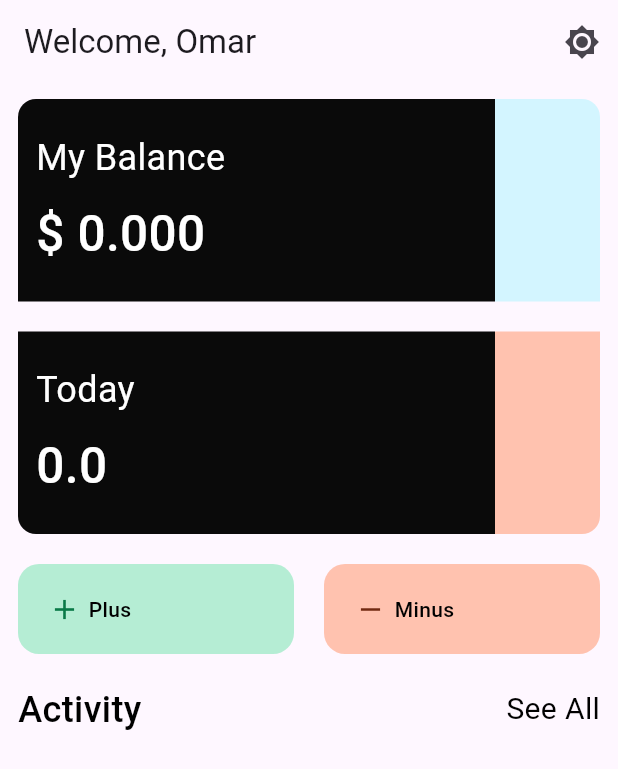
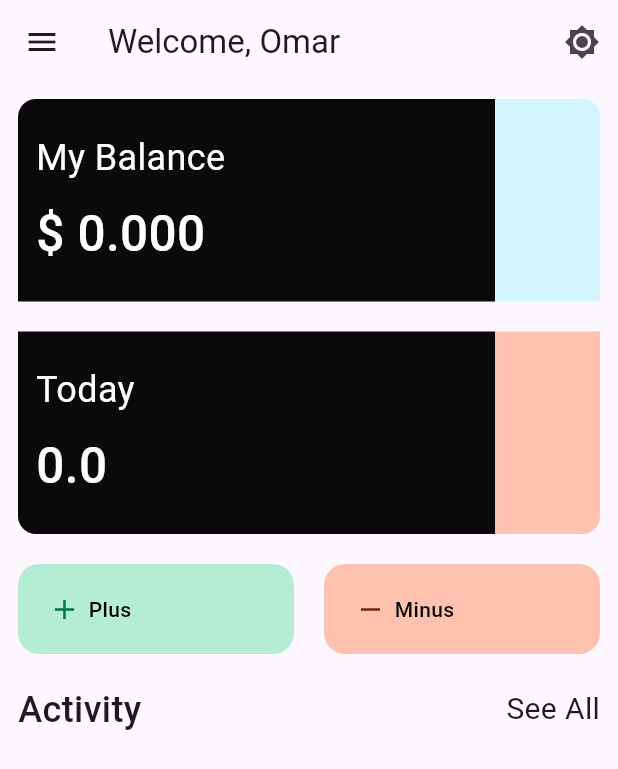
Before and after one commit to Omar-Ashraf-69/finance_app, a Flutter app: the screen it shows after launch, after a tap on "Skip", on a phone screen of 412 x 824 dp. Shown: the top 769 px of the screen. Run offline on Flutter 3.47's test engine with Material 3 defaults, Android fonts, the light colour scheme and no system bars; our stand-ins replace bloc, flutter_bloc, flutter_svg, hive, hive_flutter, shared_preferences and 1 more; accounts and stored records are empty.

Commit message:
added the dark mode and the drawer and fixed the bug with the see all screen and the activity part

```diff
--- a/lib/cons.dart
+++ b/lib/cons.dart
@@ -1 +1,2 @@
 const kFinanceBox = 'FinanceBox';
+const darkModeBox = 'darkModeTutorial';
--- a/lib/cubits/fetching_data/fetching_data_cubit_cubit.dart
+++ b/lib/cubits/fetching_data/fetching_data_cubit_cubit.dart
@@ -11,6 +11,8 @@ class FetchingDataCubit extends Cubit<FetchingDataState> {
   FetchingDataCubit() : super(FetchingDataCubitInitial());
   List<FinanceModel> financeList = [];
   List<FinanceModel> todayFinanceList = [];
+  List<FinanceModel> dateFinanceList = [];
+
   double totalBalance = 0;
   double todayBalance = 0;
   DateTime selectedDate = DateTime.now();
@@ -28,7 +30,7 @@ class FetchingDataCubit extends Cubit<FetchingDataState> {
           .toList();
       financeList = financeList.reversed.toList();
       todayFinanceList = todayFinanceList.reversed.toList();
-
+      fetchingDateData(selectedDate);
       totalBalance = 0;
       todayBalance = 0;
       for (var ele in financeList) {
@@ -49,7 +51,7 @@ class FetchingDataCubit extends Cubit<FetchingDataState> {
     emit(FetchingDataCubitLoading());
 
     try {
-      todayFinanceList = Hive.box<FinanceModel>(kFinanceBox)
+      dateFinanceList = Hive.box<FinanceModel>(kFinanceBox)
           .values
           .toList()
           .where((element) =>
@@ -62,4 +64,5 @@ class FetchingDataCubit extends Cubit<FetchingDataState> {
       emit(FetchingDataCubitError(error: e.toString()));
     }
   }
+
 }
--- a/lib/main.dart
+++ b/lib/main.dart
@@ -13,6 +13,8 @@ void main() async {
   await Hive.initFlutter();
   Hive.registerAdapter(FinanceModelAdapter());
   await Hive.openBox<FinanceModel>(kFinanceBox);
+  await Hive.openBox(darkModeBox);
+
   Bloc.observer = SimpleBlocObserver();
 
   SystemChrome.setPreferredOrientations([DeviceOrientation.portraitUp])
@@ -27,14 +29,25 @@ class MyApp extends StatelessWidget {
   Widget build(BuildContext context) {
     return BlocProvider(
       create: (context) => FetchingDataCubit()..fetchingData(),
-      child: MaterialApp(
+      child: ValueListenableBuilder(
+          valueListenable: Hive.box(darkModeBox).listenable(),
+          builder: (context, box, child) {
+                    var darkMode = box.get('darkMode', defaultValue: false);
+
+            return MaterialApp(
               debugShowCheckedModeBanner: false,
+              themeMode: darkMode ? ThemeMode.dark : ThemeMode.light,
+          darkTheme: ThemeData.dark(
+            useMaterial3: true,
+          ),
               theme: ThemeData(
                 colorScheme: ColorScheme.fromSeed(seedColor: Colors.deepPurple),
                 useMaterial3: true,
               ),
+
               home: const SplashScreen(),
-      ),
+            );
+          },),
     );
   }
 }
--- a/lib/screens/adding_finance_screen.dart
+++ b/lib/screens/adding_finance_screen.dart
@@ -183,7 +183,10 @@ class _AddingFinanceScreenState extends State<AddingFinanceScreen> {
                                   BlocProvider.of<FetchingDataCubit>(context)
                                       .fetchingData();
                                   BlocProvider.of<FetchingDataCubit>(context)
-                                      .fetchingDateData(BlocProvider.of<FetchingDataCubit>(context).selectedDate);
+                                      .fetchingDateData(
+                                          BlocProvider.of<FetchingDataCubit>(
+                                                  context)
+                                              .selectedDate);
                                   Navigator.pop(context);
                                 }
                               },
--- a/lib/screens/home_screen.dart
+++ b/lib/screens/home_screen.dart
@@ -1,4 +1,7 @@
+import 'dart:io';
+
 import 'package:finanice_app/colors/colors.dart';
+import 'package:finanice_app/cons.dart';
 import 'package:finanice_app/cubits/fetching_data/fetching_data_cubit_cubit.dart';
 import 'package:finanice_app/cubits/fetching_data/fetching_data_cubit_state.dart';
 import 'package:finanice_app/screens/adding_finance_screen.dart';
@@ -6,8 +9,11 @@ import 'package:finanice_app/screens/see_all_screen.dart';
 import 'package:finanice_app/widgets/activity_widget.dart';
 import 'package:finanice_app/widgets/money_banner_widget.dart';
 import 'package:finanice_app/widgets/plus_minus_button_widget.dart';
+import 'package:flutter/cupertino.dart';
 import 'package:flutter/material.dart';
+import 'package:flutter/widgets.dart';
 import 'package:flutter_bloc/flutter_bloc.dart';
+import 'package:hive_flutter/hive_flutter.dart';
 import 'package:intl/intl.dart';
 
 class HomeScreen extends StatefulWidget {
@@ -23,6 +29,11 @@ class _HomeScreenState extends State<HomeScreen> {
     return BlocConsumer<FetchingDataCubit, FetchingDataState>(
       listener: (context, state) {},
       builder: (context, state) {
+        return ValueListenableBuilder(
+          valueListenable: Hive.box(darkModeBox).listenable(),
+          builder: (context, box, child) {
+            var darkMode = box.get('darkMode', defaultValue: false);
+
             return Scaffold(
               appBar: AppBar(
                 surfaceTintColor: Colors.white,
@@ -30,8 +41,12 @@ class _HomeScreenState extends State<HomeScreen> {
                 title: const Text("Welcome, Omar"),
                 actions: [
                   IconButton(
-                onPressed: () {},
-                icon: const Icon(
+                    onPressed: () {
+                      box.put('darkMode', !darkMode);
+                    },
+                    icon: darkMode
+                        ? const Icon(Icons.brightness_2)
+                        : const Icon(
                             Icons.brightness_7_sharp,
                           ),
                   ),
@@ -46,10 +61,10 @@ class _HomeScreenState extends State<HomeScreen> {
                       todayBalance: NumberFormat.compactCurrency(
                         symbol: '\$ ',
                         decimalDigits: 3,
-                  ).format(
-                      BlocProvider.of<FetchingDataCubit>(context).totalBalance),
-                  color:
-                      BlocProvider.of<FetchingDataCubit>(context).todayBalance >
+                      ).format(BlocProvider.of<FetchingDataCubit>(context)
+                          .totalBalance),
+                      color: BlocProvider.of<FetchingDataCubit>(context)
+                                  .todayBalance >
                               0
                           ? kSeconderyPurbleColor
                           : kSeconderyBlueColor,
@@ -65,8 +80,8 @@ class _HomeScreenState extends State<HomeScreen> {
                       todayBalance: BlocProvider.of<FetchingDataCubit>(context)
                           .todayBalance
                           .toString(),
-                  color:
-                      BlocProvider.of<FetchingDataCubit>(context).todayBalance >
+                      color: BlocProvider.of<FetchingDataCubit>(context)
+                                  .todayBalance >
                               0
                           ? kSeconderyGreenColor
                           : kSeconderyRedColor,
@@ -108,7 +123,8 @@ class _HomeScreenState extends State<HomeScreen> {
                               Navigator.push(
                                   context,
                                   MaterialPageRoute(
-                                builder: (context) => const AddingFinanceScreen(
+                                    builder: (context) =>
+                                        const AddingFinanceScreen(
                                       isPlus: false,
                                     ),
                                   ));
@@ -124,7 +140,6 @@ class _HomeScreenState extends State<HomeScreen> {
                           const Text(
                             "Activity",
                             style: TextStyle(
-                          color: Colors.black,
                               fontSize: 24,
                               fontWeight: FontWeight.w500,
                             ),
@@ -135,13 +150,13 @@ class _HomeScreenState extends State<HomeScreen> {
                                 Navigator.push(
                                     context,
                                     MaterialPageRoute(
-                                  builder: (context) => const SeeAllScreen(),
+                                      builder: (context) =>
+                                          const SeeAllScreen(),
                                     ));
                               },
                               child: const Text(
                                 "See All",
                                 style: TextStyle(
-                              color: Colors.black,
                                   fontSize: 20,
                                   fontWeight: FontWeight.w400,
                                 ),
@@ -152,29 +167,29 @@ class _HomeScreenState extends State<HomeScreen> {
                     Expanded(
                       child: ListView.builder(
                         itemCount: BlocProvider.of<FetchingDataCubit>(context)
-                        .todayFinanceList
+                            .dateFinanceList
                             .length,
                         itemBuilder: (context, index) => ActivityWidget(
                             title: BlocProvider.of<FetchingDataCubit>(context)
-                            .todayFinanceList[index]
+                                .dateFinanceList[index]
                                 .transactionDetails,
                             subTitle: DateFormat.yMMMEd().format(
                                 BlocProvider.of<FetchingDataCubit>(context)
-                                .todayFinanceList[index]
+                                    .dateFinanceList[index]
                                     .date),
                             color: BlocProvider.of<FetchingDataCubit>(context)
-                                    .todayFinanceList[index]
+                                        .dateFinanceList[index]
                                         .balance >
                                     0
                                 ? kSeconderyGreenColor
                                 : kSeconderyRedColor,
                             trail: BlocProvider.of<FetchingDataCubit>(context)
-                                    .todayFinanceList[index]
+                                        .dateFinanceList[index]
                                         .balance >
                                     0
-                            ? "+ ${BlocProvider.of<FetchingDataCubit>(context).todayFinanceList[index].balance.toString()}"
+                                ? "+ ${BlocProvider.of<FetchingDataCubit>(context).dateFinanceList[index].balance.toString()}"
                                 : BlocProvider.of<FetchingDataCubit>(context)
-                                .todayFinanceList[index]
+                                    .dateFinanceList[index]
                                     .balance
                                     .toString(),
                             onDismissed: (direction) {
@@ -189,14 +204,17 @@ class _HomeScreenState extends State<HomeScreen> {
                                           TextButton(
                                             child: const Text(
                                               "Delete",
-                                          style: TextStyle(color: Colors.red),
+                                              style:
+                                                  TextStyle(color: Colors.red),
                                             ),
                                             onPressed: () {
-                                          BlocProvider.of<FetchingDataCubit>(
+                                              BlocProvider.of<
+                                                          FetchingDataCubit>(
                                                       context)
                                                   .todayFinanceList[index]
                                                   .delete();
-                                          BlocProvider.of<FetchingDataCubit>(
+                                              BlocProvider.of<
+                                                          FetchingDataCubit>(
                                                       context)
                                                   .fetchingData();
                                               Navigator.of(context).pop();
@@ -205,10 +223,12 @@ class _HomeScreenState extends State<HomeScreen> {
                                           TextButton(
                                             child: const Text(
                                               "Cancel",
-                                          style: TextStyle(color: Colors.black),
+                                              style: TextStyle(
+                                                  color: Colors.black),
                                             ),
                                             onPressed: () {
-                                          BlocProvider.of<FetchingDataCubit>(
+                                              BlocProvider.of<
+                                                          FetchingDataCubit>(
                                                       context)
                                                   .fetchingData();
                                               Navigator.of(context).pop();
@@ -222,7 +242,8 @@ class _HomeScreenState extends State<HomeScreen> {
                                     context,
                                     MaterialPageRoute(
                                       builder: (context) => AddingFinanceScreen(
-                                    isPlus: BlocProvider.of<FetchingDataCubit>(
+                                        isPlus:
+                                            BlocProvider.of<FetchingDataCubit>(
                                                             context)
                                                         .todayFinanceList[index]
                                                         .balance >
@@ -242,6 +263,95 @@ class _HomeScreenState extends State<HomeScreen> {
                   ],
                 ),
               ),
+              drawer: Drawer(
+                child: Column(
+                  children: [
+                    const DrawerHeader(
+                      child: Column(
+                        children: [
+                          CircleAvatar(
+                            radius: 40,
+                            child: Text("OMAR"),
+                          ),
+                          SizedBox(
+                            height: 20,
+                          ),
+                          Text(
+                            "Omar Ashraf",
+                            style: TextStyle(
+                              fontWeight: FontWeight.w500,
+                              fontSize: 24,
+                            ),
+                          ),
+                        ],
+                      ),
+                    ),
+                    Expanded(
+                      child: ListView(
+                        children: [
+                          ListTile(
+                            title: const Text(
+                              "Dark Mode",
+                              style: TextStyle(
+                                fontSize: 22,
+                              ),
+                            ),
+                            trailing: Switch(
+                              value: darkMode,
+                              onChanged: (value) {
+                                box.put('darkMode', !darkMode);
+                              },
+                            ),
+                          ),
+                          Divider(),
+                          ListTile(
+                            title: Text(
+                              "All Activities",
+                              style: TextStyle(
+                                fontSize: 22,
+                              ),
+                            ),
+                            trailing: Icon(
+                              Icons.local_activity,
+                            ),
+                            onTap: () {
+                              Navigator.pop(context);
+                              Navigator.push(
+                                  context,
+                                  MaterialPageRoute(
+                                    builder: (context) => const SeeAllScreen(),
+                                  ));
+                            },
+                          ),
+                          ListTile(
+                            title: Text(
+                              "Close Drawer",
+                              style: TextStyle(
+                                fontSize: 22,
+                              ),
+                            ),
+                            trailing: Icon(
+                              Icons.close,
+                            ),
+                            onTap: () {
+                              Navigator.pop(context);
+                            },
+                          ),
+                        ],
+                      ),
+                    ),
+                    ListTile(
+                      title: const Text(
+                        "Exit",
+                      ),
+                      trailing:const Icon(Icons.logout),
+                      onTap: () => exit(0),
+                    ),
+                  ],
+                ),
+              ),
+            );
+          },
         );
       },
     );
```
Lines whose indentation alone changed are shown as unchanged.
